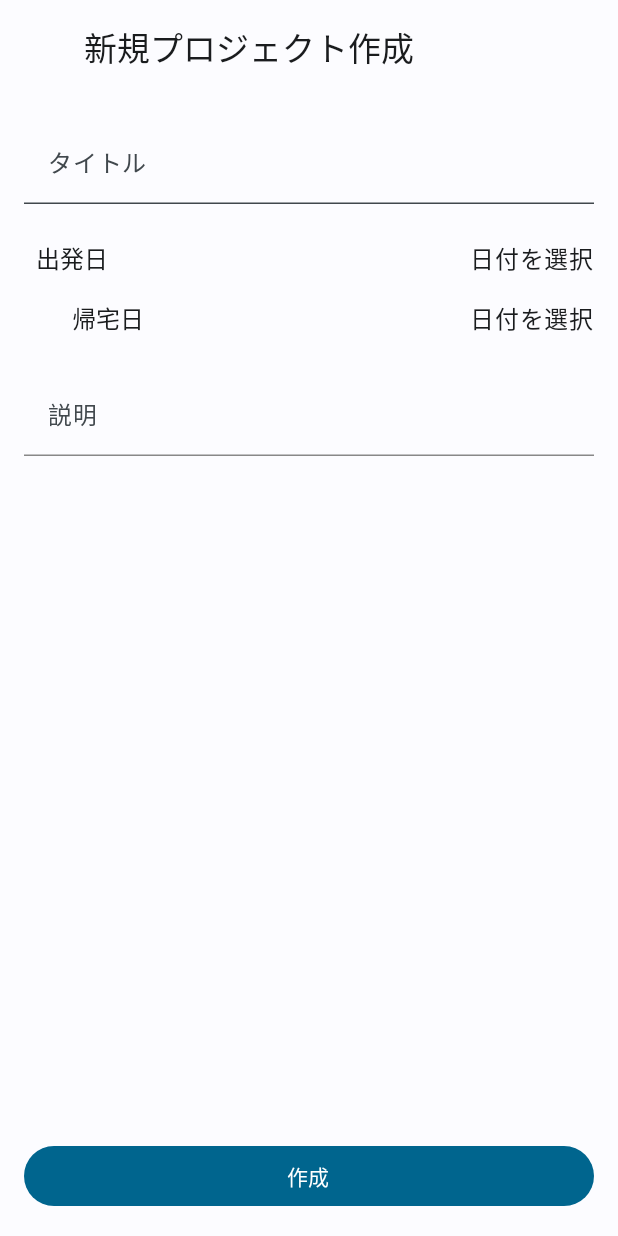
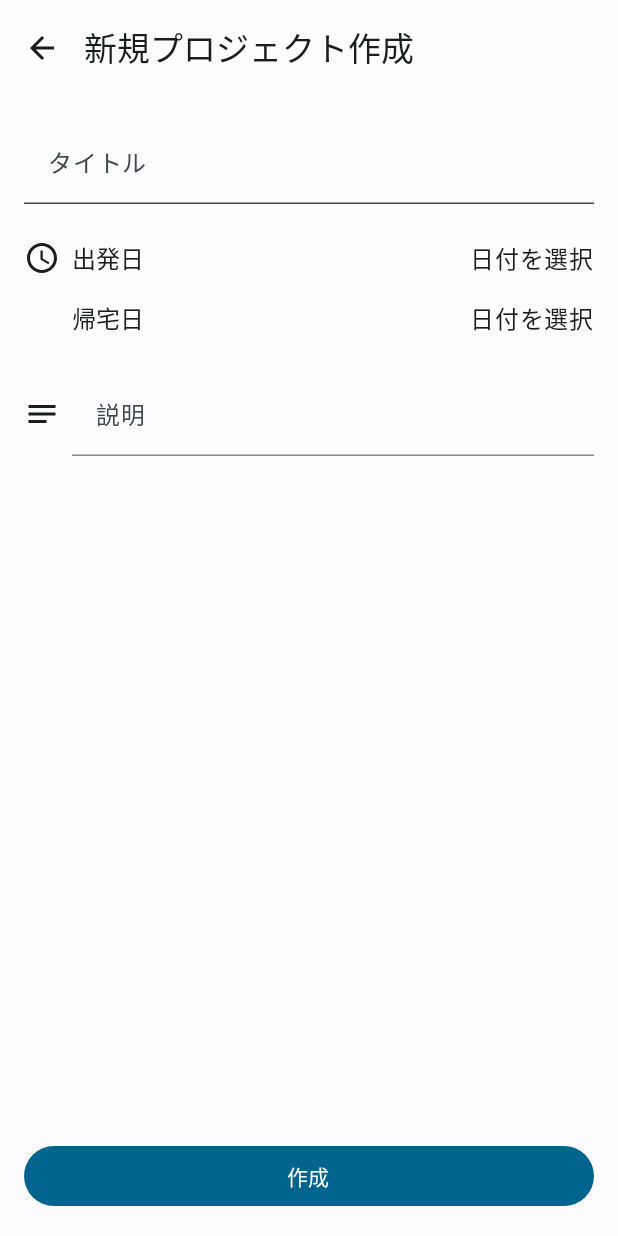
Before and after one commit to hata0/TravelApp, an Android app built with Jetpack Compose: the composable TripsNewScreen shown on its own in the app's theme, on a phone screen of 412 x 824 dp. Run offline under Robolectric (Android 15) with nearby library versions, the phone set to English and light mode, and no system bars.

Commit message:
feat: アイコンを追加

```diff
--- a/app/build.gradle.kts
+++ b/app/build.gradle.kts
@@ -79,4 +79,5 @@ dependencies {
     implementation(libs.ktor.client.okhttp)
     implementation(libs.play.services.maps)
     implementation(libs.maps.compose)
+    implementation(libs.androidx.material.icons.extended)
 }
--- a/app/src/main/java/com/hata/travelapp/internal/ui/android/trips_new/view/TripsNewScreen.kt
+++ b/app/src/main/java/com/hata/travelapp/internal/ui/android/trips_new/view/TripsNewScreen.kt
@@ -2,10 +2,15 @@ package com.hata.travelapp.internal.ui.android.trips_new.view
 
 import androidx.compose.foundation.clickable
 import androidx.compose.foundation.layout.*
+import androidx.compose.material.icons.Icons
+import androidx.compose.material.icons.automirrored.filled.ArrowBack
+import androidx.compose.material.icons.automirrored.filled.Notes
+import androidx.compose.material.icons.filled.Schedule
 import androidx.compose.material3.Button
 import androidx.compose.material3.DatePicker
 import androidx.compose.material3.DatePickerDialog
 import androidx.compose.material3.ExperimentalMaterial3Api
+import androidx.compose.material3.Icon
 import androidx.compose.material3.IconButton
 import androidx.compose.material3.MaterialTheme
 import androidx.compose.material3.Scaffold
@@ -92,7 +97,7 @@ fun TripsNewScreen(
                 title = { Text("新規プロジェクト作成") }, // TODO: 編集モードの場合はタイトルを変更
                 navigationIcon = {
                     IconButton(onClick = onNavigateBack) {
-//                        Icon(Icons.AutoMirrored.Filled.ArrowBack, contentDescription = "戻る")
+                        Icon(Icons.AutoMirrored.Filled.ArrowBack, contentDescription = "戻る")
                     }
                 }
             )
@@ -139,11 +144,11 @@ fun TripsNewScreen(
             Spacer(modifier = Modifier.height(24.dp))
 
             Row(verticalAlignment = Alignment.Top) {
-//                Icon(
-//                    Icons.Default.Notes,
-//                    contentDescription = "説明アイコン",
-//                    modifier = Modifier.padding(top = 16.dp, end = 8.dp)
-//                )
+                Icon(
+                    Icons.AutoMirrored.Filled.Notes,
+                    contentDescription = "説明アイコン",
+                    modifier = Modifier.padding(top = 16.dp, end = 8.dp)
+                )
                 TextField(
                     value = description,
                     onValueChange = { description = it },
@@ -185,11 +190,11 @@ private fun DateRow(
         verticalAlignment = Alignment.CenterVertically,
     ) {
         if (showIcon) {
-//            Icon(
-//                Icons.Default.Schedule,
-//                contentDescription = "日付アイコン",
-//                modifier = Modifier.size(24.dp)
-//            )
+            Icon(
+                Icons.Default.Schedule,
+                contentDescription = "日付アイコン",
+                modifier = Modifier.size(24.dp)
+            )
         } else {
             Spacer(modifier = Modifier.width(24.dp)) // アイコンの分のスペースを確保
         }
--- a/gradle/libs.versions.toml
+++ b/gradle/libs.versions.toml
@@ -13,6 +13,7 @@ kotlinx-serialization = "1.9.0"
 ktor = "3.3.1"
 mapsCompose = "6.12.1"
 playServicesMaps = "19.2.0"
+materialIconsExtended = "1.7.8"
 
 [libraries]
 androidx-core-ktx = { group = "androidx.core", name = "core-ktx", version.ref = "coreKtx" }
@@ -39,6 +40,7 @@ ktor-client-core = { group = "io.ktor", name = "ktor-client-core", version.ref =
 ktor-client-okhttp = { group = "io.ktor", name = "ktor-client-okhttp", version.ref = "ktor" }
 play-services-maps = { group = "com.google.android.gms", name = "play-services-maps", version.ref = "playServicesMaps" }
 maps-compose = { group = "com.google.maps.android", name = "maps-compose", version.ref = "mapsCompose" }
+androidx-material-icons-extended = { group = "androidx.compose.material", name = "material-icons-extended", version.ref = "materialIconsExtended" }
 
 [plugins]
 android-application = { id = "com.android.application", version.ref = "agp" }
```
Also changed, not shown: app/src/main/java/com/hata/travelapp/internal/ui/android/home/view/HomeScreen.kt (+6 -2 lines), app/src/main/java/com/hata/travelapp/internal/ui/android/trip_map/view/TripMapScreen.kt (+6 -2 lines), app/src/main/java/com/hata/travelapp/internal/ui/android/trip_timeline/view/TripTimelineScreen.kt (+5 -2 lines).
